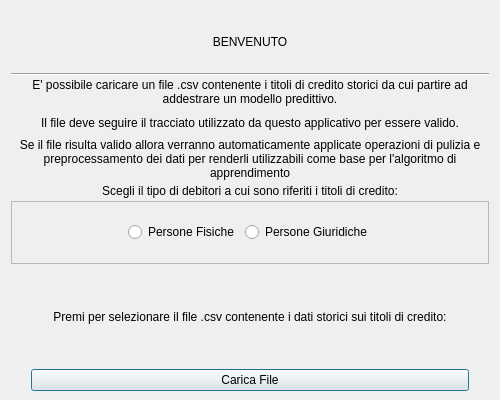
Above: NewUI/view/firstwindow.ui from Mskty/Coattiva before the change. Below: the same form after it.
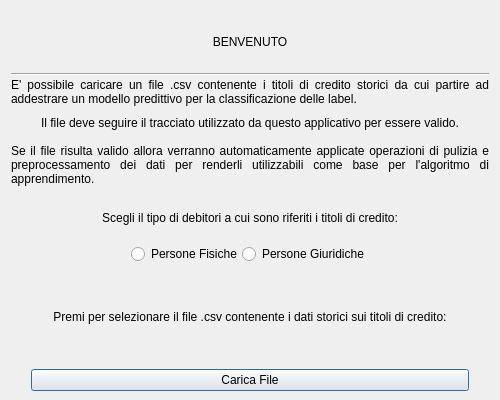
That is the form after the change.

Patch:
```diff
--- a/NewUI/view/firstwindow.ui
+++ b/NewUI/view/firstwindow.ui
@@ -80,10 +80,10 @@
        <item>
         <widget class="QLabel" name="label_4">
          <property name="text">
-          <string>E' possibile caricare un file .csv contenente i titoli di credito storici da cui partire ad addestrare un modello predittivo.</string>
+          <string>E' possibile caricare un file .csv contenente i titoli di credito storici da cui partire ad addestrare un modello predittivo per la classificazione delle label.</string>
          </property>
          <property name="alignment">
-          <set>Qt::AlignCenter</set>
+          <set>Qt::AlignJustify|Qt::AlignVCenter</set>
          </property>
          <property name="wordWrap">
           <bool>true</bool>
@@ -114,10 +114,10 @@
        <item>
         <widget class="QLabel" name="label_5">
          <property name="text">
-          <string>Se il file risulta valido allora verranno automaticamente applicate operazioni di pulizia e preprocessamento dei dati per renderli utilizzabili come base per l'algoritmo di apprendimento</string>
+          <string>Se il file risulta valido allora verranno automaticamente applicate operazioni di pulizia e preprocessamento dei dati per renderli utilizzabili come base per l'algoritmo di apprendimento.</string>
          </property>
          <property name="alignment">
-          <set>Qt::AlignCenter</set>
+          <set>Qt::AlignJustify|Qt::AlignVCenter</set>
          </property>
          <property name="wordWrap">
           <bool>true</bool>
@@ -134,23 +134,6 @@
          </property>
         </widget>
        </item>
-      </layout>
-     </item>
-     <item>
-      <widget class="QFrame" name="frame">
-       <property name="sizePolicy">
-        <sizepolicy hsizetype="Preferred" vsizetype="Preferred">
-         <horstretch>0</horstretch>
-         <verstretch>0</verstretch>
-        </sizepolicy>
-       </property>
-       <property name="frameShape">
-        <enum>QFrame::StyledPanel</enum>
-       </property>
-       <property name="frameShadow">
-        <enum>QFrame::Raised</enum>
-       </property>
-       <layout class="QHBoxLayout" name="horizontalLayout_2">
         <item>
          <layout class="QHBoxLayout" name="horizontalLayout">
           <item>
@@ -196,7 +179,6 @@
          </layout>
         </item>
        </layout>
-      </widget>
      </item>
     </layout>
    </item>
```
Left out of the diff: 6 changed lines with no effect on the pictures. Lines whose indentation alone changed are shown as unchanged.
